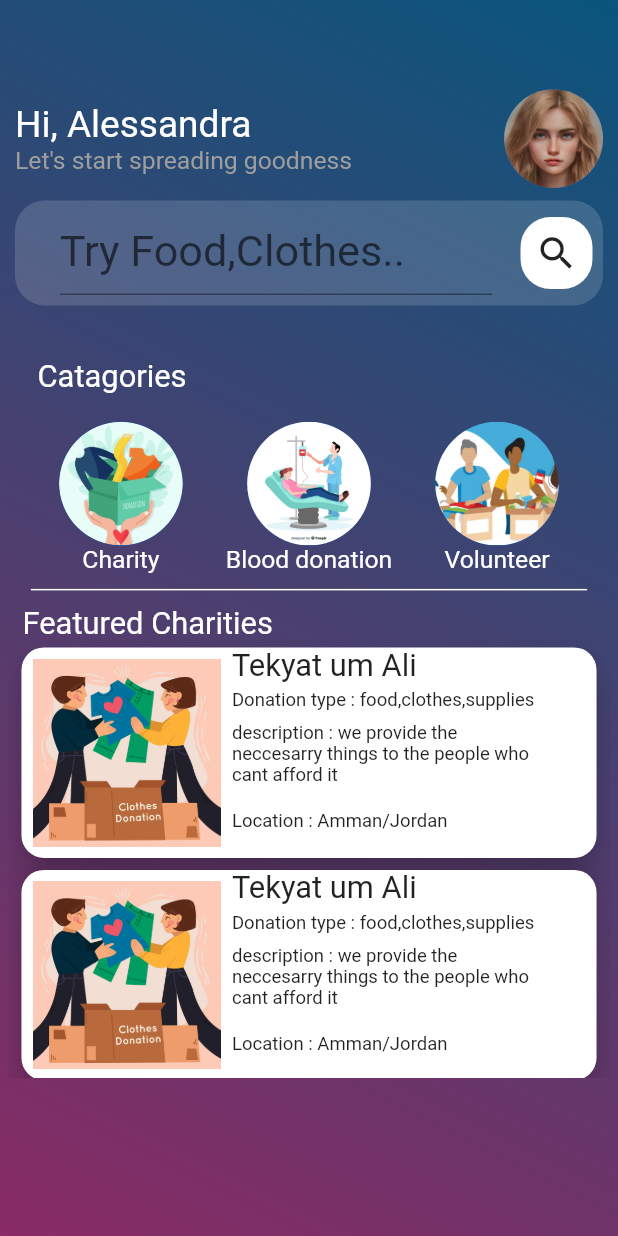
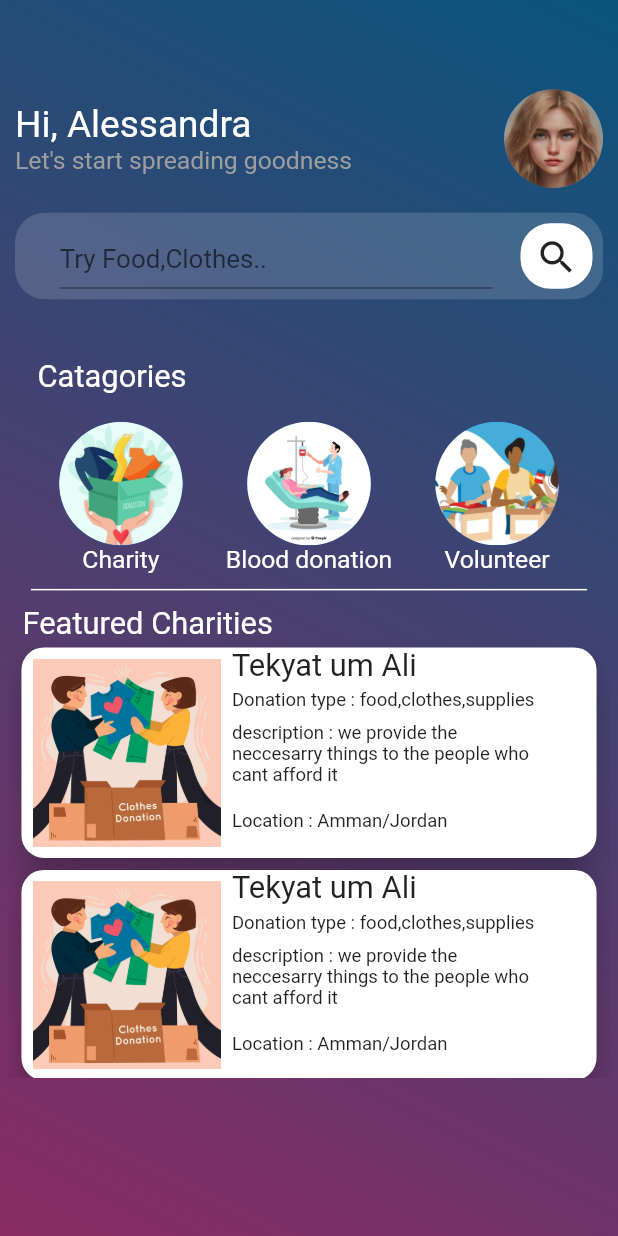
Before and after one commit to abu3athab/amal, a Flutter app: the MainPage screen opened directly, on a phone screen of 412 x 824 dp. Run offline on Flutter 3.47's test engine with Material 2 defaults, Android fonts, the phone set to English and light mode, and no system bars; our stand-ins replace otp_text_field, scroll_to_index; missing offline and left inert: dart:ffi.

Commit message:
add some updates to the mainPage.dart for some widgets height

```diff
--- a/lib/Main page/mainPage.dart
+++ b/lib/Main page/mainPage.dart
@@ -1,6 +1,7 @@
 import 'dart:ffi';
 
 import 'package:demo2/Main%20page/mainpagesearch.dart';
+import 'package:demo2/charity%20page/charityPage.dart';
 import 'package:demo2/colors.dart';
 import 'package:demo2/profilepage.dart/profile.dart';
 import 'package:flutter/material.dart';
@@ -64,7 +65,7 @@ class MainPageChild extends State<MainPage> {
                     ],
                   ),
                   SizedBox(
-                    height: height * 0.01,
+                    height: height * 0.02,
                   ),
                   Container(
                     decoration: BoxDecoration(
@@ -72,7 +73,7 @@ class MainPageChild extends State<MainPage> {
                         color: Color.fromRGBO(255, 255, 255, 0.15)),
                     padding: EdgeInsets.all(7),
                     width: width,
-                    height: height * 0.085,
+                    height: height * 0.07,
                     child: Row(
                       mainAxisAlignment: MainAxisAlignment.spaceBetween,
                       children: [
@@ -90,7 +91,7 @@ class MainPageChild extends State<MainPage> {
                                       BorderSide(color: Colors.grey, width: 1)),
                               hintText: 'Try Food,Clothes..',
                             ),
-                            style: TextStyle(fontSize: height * 0.035),
+                            style: TextStyle(fontSize: height * 0.021),
                           ),
                         ),
                         Container(
@@ -141,7 +142,8 @@ class MainPageChild extends State<MainPage> {
                             SizedBox(
                               width: width * 0.001,
                             ),
-                            Column(
+                            InkWell(
+                              child: Column(
                                 children: [
                                   CircleAvatar(
                                     backgroundImage:
@@ -155,6 +157,13 @@ class MainPageChild extends State<MainPage> {
                                         color: Colors.white),
                                   ),
                                 ],
+                              ),
+                              onTap: () {
+                                Navigator.push(
+                                    context,
+                                    MaterialPageRoute(
+                                        builder: (context) => CharityPage()));
+                              },
                             ),
                             Column(
                               children: [
```
Lines whose indentation alone changed are shown as unchanged.
